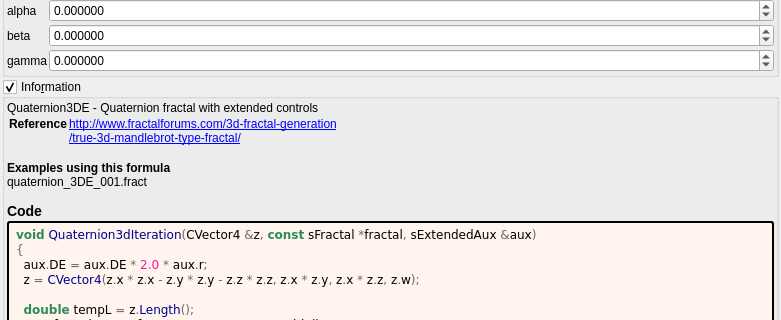
Qt form mandelbulber2/formula/ui/quaternion3d.ui (buddhi1980/mandelbulber2) before a commit; both pictures show x 0 to 781 and y 205 to 525 of the 781 by 852 pixel window.
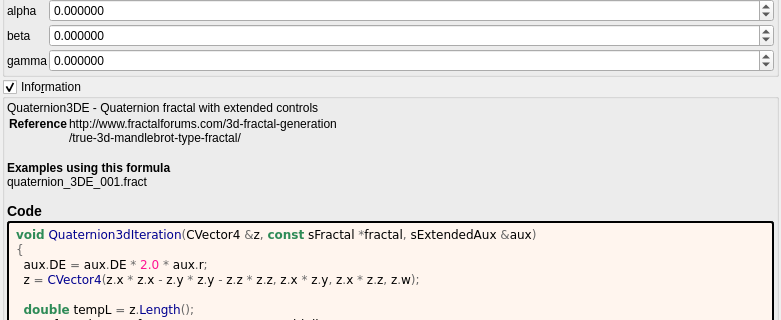
The same form after that commit. Custom widgets are drawn as their Qt base class.

Commit message:
docs: show fractalforums.com formula references as text
fractalforums.com is only partly online; fractalforums.org keeps a read-only
copy and the active forum. The formula information boxes now show
fractalforums.com references (and the wrapped lines that continue them) as
plain text. The links that remain are closed with </a>, which the generator
never wrote. The formula/ui files are regenerated with
tools/populate_ui_information.py.

Diff of the .ui file:
```diff
--- a/mandelbulber2/formula/ui/quaternion3d.ui
+++ b/mandelbulber2/formula/ui/quaternion3d.ui
@@ -475,8 +475,8 @@
        <widget class="QLabel" name="label_information_general">
         <property name="text">
          <string notr="true">&lt;p&gt;Quaternion3DE - Quaternion fractal with extended controls&lt;/p&gt;&lt;table&gt;
-&lt;tr&gt;&lt;th&gt;Reference&lt;/th&gt;&lt;td&gt;&lt;a href=&quot;http://www.fractalforums.com/3d-fractal-generation&quot;&gt;http://www.fractalforums.com/3d-fractal-generation&lt;br&gt;
-&lt;a href=&quot;/true-3d-mandlebrot-type-fractal/&quot;&gt;/true-3d-mandlebrot-type-fractal/&lt;br&gt;
+&lt;tr&gt;&lt;th&gt;Reference&lt;/th&gt;&lt;td&gt;http://www.fractalforums.com/3d-fractal-generation&lt;br&gt;
+/true-3d-mandlebrot-type-fractal/&lt;br&gt;
 &lt;/td&gt;&lt;/tr&gt;
 &lt;/table&gt;
 &lt;br&gt;&lt;b&gt;Examples using this formula&lt;/b&gt;&lt;br&gt;quaternion_3DE_001.fract&lt;h3&gt;Code&lt;/h3&gt;</string>
```
The commit also changes 202 other files.
